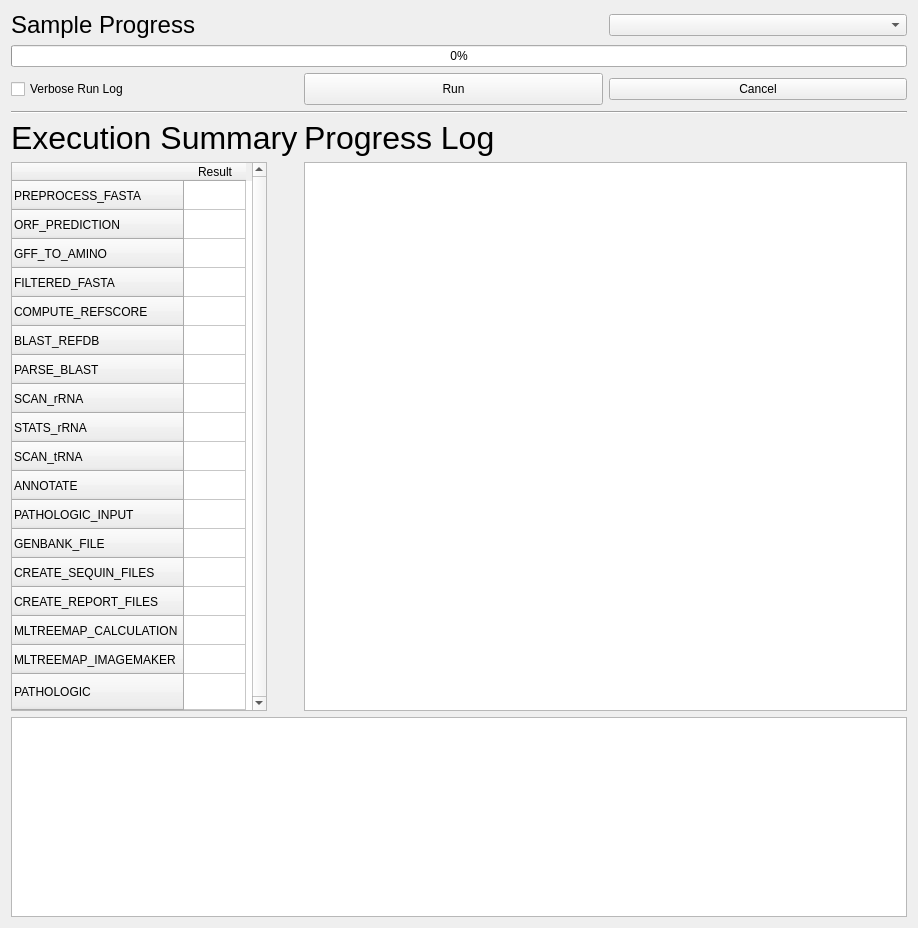
This is ProgressDialog.ui in hallamlab/MetaPathwaysGUI as Qt 5 draws it before an edit. The edited form follows.
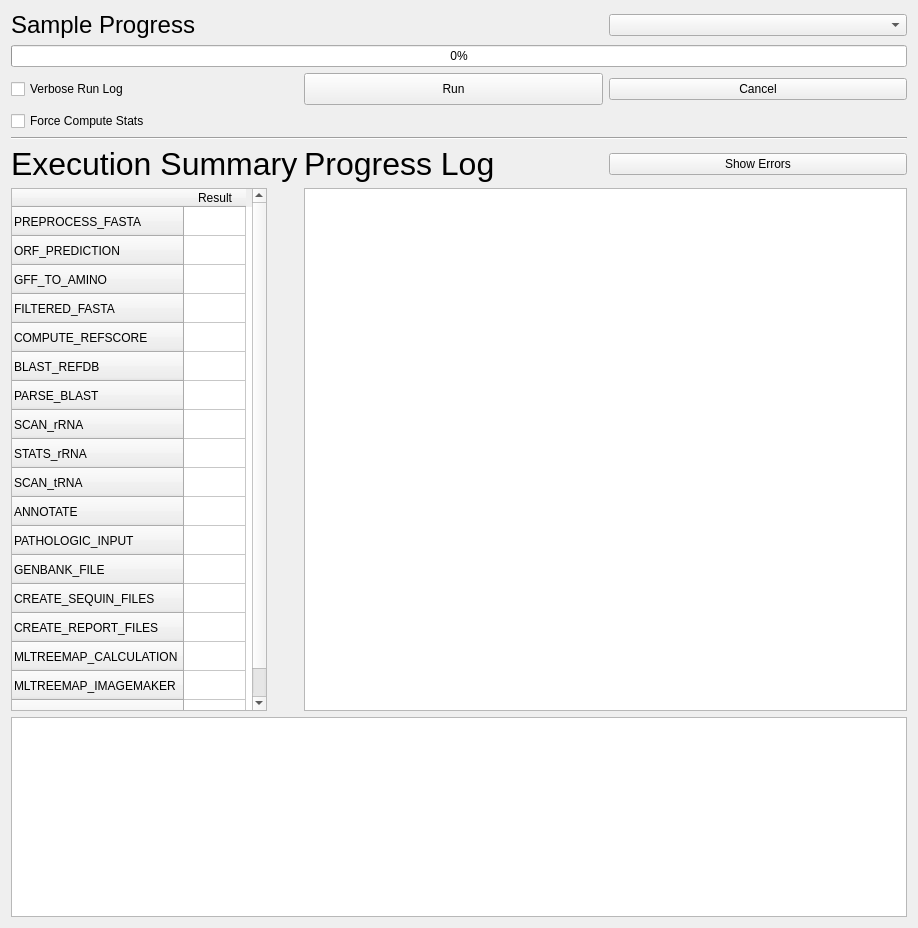
This is the edited form.

```diff
--- a/ProgressDialog.ui
+++ b/ProgressDialog.ui
@@ -14,7 +14,7 @@
    <string>Form</string>
   </property>
   <layout class="QGridLayout" name="gridLayout">
-   <item row="6" column="0">
+   <item row="7" column="0">
     <widget class="QTableWidget" name="summaryTable">
      <property name="sizePolicy">
       <sizepolicy hsizetype="Fixed" vsizetype="Expanding">
@@ -140,7 +140,7 @@
      </column>
     </widget>
    </item>
-   <item row="6" column="1" colspan="2">
+   <item row="7" column="1" colspan="2">
     <widget class="QTextBrowser" name="logBrowser">
      <property name="sizePolicy">
       <sizepolicy hsizetype="Preferred" vsizetype="Expanding">
@@ -156,7 +156,7 @@
      </property>
     </widget>
    </item>
-   <item row="7" column="0" colspan="3">
+   <item row="8" column="0" colspan="3">
     <widget class="QTextEdit" name="standardOut">
      <property name="sizePolicy">
       <sizepolicy hsizetype="Expanding" vsizetype="Minimum">
@@ -254,7 +254,7 @@
      </property>
     </widget>
    </item>
-   <item row="5" column="1">
+   <item row="6" column="1">
     <widget class="QLabel" name="logLabel">
      <property name="font">
       <font>
@@ -266,14 +266,14 @@
      </property>
     </widget>
    </item>
-   <item row="3" column="0" rowspan="2" colspan="3">
+   <item row="4" column="0" rowspan="2" colspan="3">
     <widget class="Line" name="line_2">
      <property name="orientation">
       <enum>Qt::Horizontal</enum>
      </property>
     </widget>
    </item>
-   <item row="5" column="0">
+   <item row="6" column="0">
     <widget class="QLabel" name="summaryLabel">
      <property name="font">
       <font>
@@ -292,6 +292,20 @@
      </property>
     </widget>
    </item>
+   <item row="3" column="0">
+    <widget class="QCheckBox" name="computeStats">
+     <property name="text">
+      <string>Force Compute Stats</string>
+     </property>
+    </widget>
+   </item>
+   <item row="6" column="2">
+    <widget class="QPushButton" name="showErrors">
+     <property name="text">
+      <string>Show Errors</string>
+     </property>
+    </widget>
+   </item>
   </layout>
  </widget>
  <resources/>
```
